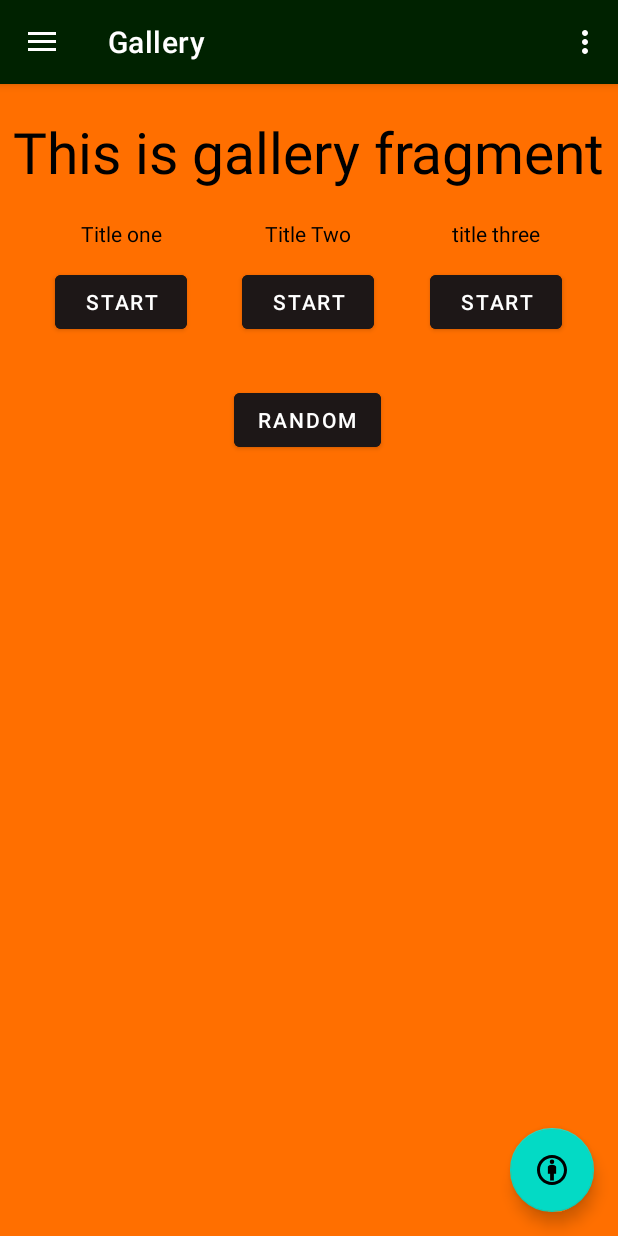
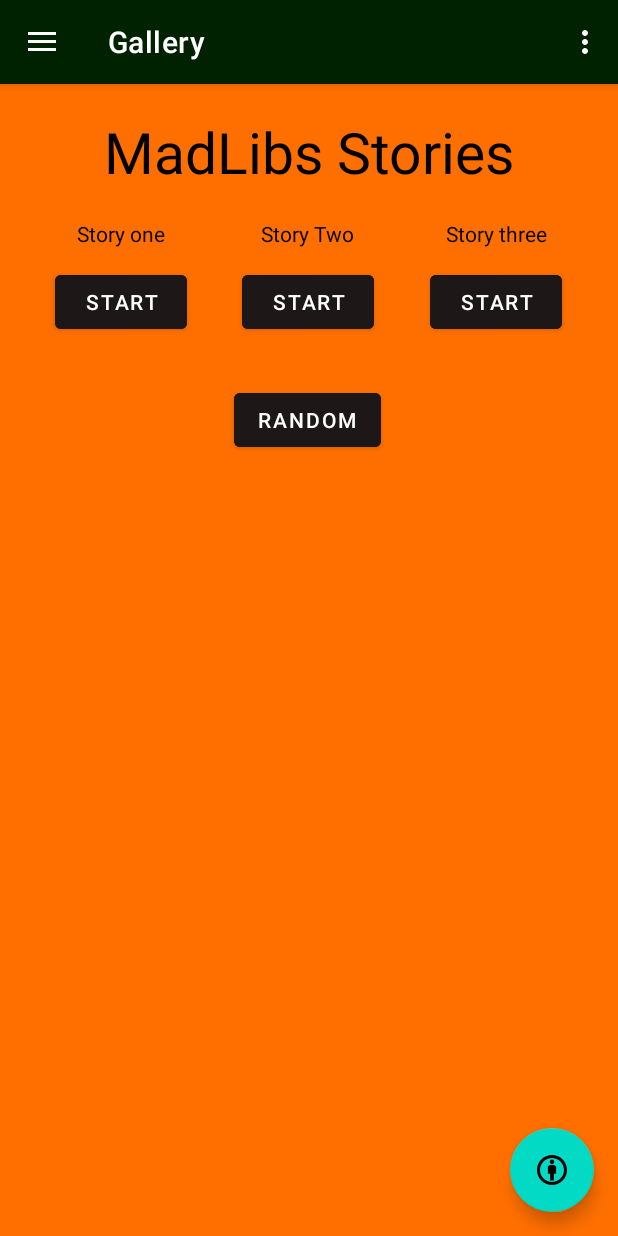
Before and after one commit to ZackAttack-9000/Project-Showcase, an Android app: the screen it shows after launch (MainActivity), in the side drawer, after a tap on "Mad Libs", on a phone screen of 412 x 824 dp. Run offline under Robolectric (Android 15) with nearby library versions, the phone set to English and light mode, and no system bars; our stand-ins replace navigation-ui.

Commit message:
Can't figure out issue with white screen, going to ask for help on this one

```diff
--- a/Project-Showcase/app/src/main/AndroidManifest.xml
+++ b/Project-Showcase/app/src/main/AndroidManifest.xml
@@ -24,7 +24,7 @@
             </intent-filter>
         </activity>
         <activity
-            android:name=".ui.StoryOneInput.StoryOneInput"
+            android:name=".ui.StoryOneInput.StoryOneInputAppCompat"
             android:exported="true"
             android:theme="@style/Theme.ProjectShowcase.NoActionBar" />
         <activity
@@ -35,9 +35,6 @@
             android:name=".ui.StoryThreeInput.StoryThreeInput"
             android:exported="true"
             android:theme="@style/Theme.ProjectShowcase.NoActionBar" />
-
-
-
     </application>
 
 </manifest>
--- a/Project-Showcase/app/src/main/java/com/example/projectshowcase/ui/StoryOneInput/StoryOneInputViewModel.java
+++ b/Project-Showcase/app/src/main/java/com/example/projectshowcase/ui/StoryOneInput/StoryOneInputViewModel.java
@@ -1,7 +1,10 @@
 package com.example.projectshowcase.ui.StoryOneInput;
 
+import androidx.lifecycle.LiveData;
+import androidx.lifecycle.MutableLiveData;
 import androidx.lifecycle.ViewModel;
 
 public class StoryOneInputViewModel extends ViewModel {
     // TODO: Implement the ViewModel
+
 }
--- a/Project-Showcase/app/src/main/java/com/example/projectshowcase/ui/gallery/GalleryFragment.java
+++ b/Project-Showcase/app/src/main/java/com/example/projectshowcase/ui/gallery/GalleryFragment.java
@@ -10,18 +10,16 @@ import android.widget.TextView;
 
 import java.util.Random;
 import androidx.annotation.NonNull;
+import androidx.annotation.Nullable;
 import androidx.fragment.app.Fragment;
 import androidx.lifecycle.ViewModelProvider;
 
 import com.example.projectshowcase.R;
 import com.example.projectshowcase.databinding.FragmentGalleryBinding;
-import com.example.projectshowcase.ui.StoryOneInput.StoryOneInput;
+import com.example.projectshowcase.ui.StoryOneInput.StoryOneInputAppCompat;
 import com.example.projectshowcase.ui.StoryThreeInput.StoryThreeInput;
 import com.example.projectshowcase.ui.StoryTwoInput.StoryTwoInput;
-import com.example.projectshowcase.ui.home.HomeFragment;
 import com.google.android.material.snackbar.Snackbar;
-
-import java.util.Random;
 
 public class GalleryFragment extends Fragment {
 
@@ -40,6 +38,14 @@ public class GalleryFragment extends Fragment {
         return root;
     }
 
+
+    @Override
+    public void onViewCreated(@NonNull View view, @Nullable Bundle savedInstanceState) {
+        super.onViewCreated(view, savedInstanceState);
+
+        SelectWords();
+    }
+
     public void SelectWords(){
         Button StartOne = requireView().findViewById(R.id.button2);
         Button StartTwo = requireView().findViewById(R.id.button);
@@ -47,7 +53,7 @@ public class GalleryFragment extends Fragment {
         Button StartThree = requireView().findViewById(R.id.button4);
 
         StartOne.setOnClickListener(v -> {
-            Intent InputWordsOne = new Intent(getActivity(), StoryOneInput.class);
+            Intent InputWordsOne = new Intent(getActivity(), StoryOneInputAppCompat.class);
             startActivity(InputWordsOne);
         });
 
@@ -65,7 +71,7 @@ public class GalleryFragment extends Fragment {
             Random RandInt = new Random();
             int StoryPick = RandInt.nextInt(5);
             if(StoryPick < 1){
-                Intent InputWordsOne = new Intent(getActivity(), StoryOneInput.class);
+                Intent InputWordsOne = new Intent(getActivity(), StoryOneInputAppCompat.class);
                 startActivity(InputWordsOne);
             }
             else if(StoryPick < 3){
--- a/Project-Showcase/app/src/main/java/com/example/projectshowcase/ui/gallery/GalleryViewModel.java
+++ b/Project-Showcase/app/src/main/java/com/example/projectshowcase/ui/gallery/GalleryViewModel.java
@@ -10,7 +10,7 @@ public class GalleryViewModel extends ViewModel {
 
     public GalleryViewModel() {
         mText = new MutableLiveData<>();
-        mText.setValue("This is gallery fragment");
+        mText.setValue("MadLibs Stories");
     }
 
     public LiveData<String> getText() {
--- a/Project-Showcase/app/src/main/java/com/example/projectshowcase/ui/home/HomeFragment.java
+++ b/Project-Showcase/app/src/main/java/com/example/projectshowcase/ui/home/HomeFragment.java
@@ -7,6 +7,7 @@ import android.view.ViewGroup;
 import android.widget.TextView;
 
 import androidx.annotation.NonNull;
+import androidx.constraintlayout.widget.ConstraintLayout;
 import androidx.fragment.app.Fragment;
 import androidx.lifecycle.ViewModelProvider;
 
@@ -18,15 +19,12 @@ public class HomeFragment extends Fragment {
 
     public View onCreateView(@NonNull LayoutInflater inflater,
                              ViewGroup container, Bundle savedInstanceState) {
-        HomeViewModel homeViewModel =
+
                 new ViewModelProvider(this).get(HomeViewModel.class);
 
         binding = FragmentHomeBinding.inflate(inflater, container, false);
-        View root = binding.getRoot();
 
-        final TextView textView = binding.textView3;
-        homeViewModel.getText().observe(getViewLifecycleOwner(), textView::setText);
-        return root;
+        return binding.getRoot();
     }
 
     @Override
--- a/Project-Showcase/app/src/main/java/com/example/projectshowcase/ui/home/HomeViewModel.java
+++ b/Project-Showcase/app/src/main/java/com/example/projectshowcase/ui/home/HomeViewModel.java
@@ -6,14 +6,4 @@ import androidx.lifecycle.ViewModel;
 
 public class HomeViewModel extends ViewModel {
 
-    private final MutableLiveData<String> mText;
-
-    public HomeViewModel() {
-        mText = new MutableLiveData<>();
-        mText.setValue("This is home fragment");
-    }
-
-    public LiveData<String> getText() {
-        return mText;
-    }
 }
--- a/Project-Showcase/app/src/main/res/layout/fragment_gallery.xml
+++ b/Project-Showcase/app/src/main/res/layout/fragment_gallery.xml
@@ -12,7 +12,6 @@
         android:layout_width="wrap_content"
         android:layout_height="wrap_content"
         android:backgroundTint="#1D1717"
-        android:onClick="SelectWords"
         android:text="Start"
         app:layout_constraintBottom_toBottomOf="@+id/button"
         app:layout_constraintEnd_toStartOf="@+id/button"
@@ -72,7 +71,7 @@
         android:id="@+id/title1"
         android:layout_width="wrap_content"
         android:layout_height="wrap_content"
-        android:text="Title one"
+        android:text="Story one"
         android:textColor="#000000"
         app:layout_constraintBottom_toBottomOf="@+id/title2"
         app:layout_constraintEnd_toEndOf="@+id/button2"
@@ -83,7 +82,7 @@
         android:id="@+id/title2"
         android:layout_width="wrap_content"
         android:layout_height="wrap_content"
-        android:text="Title Two"
+        android:text="Story Two"
         android:textColor="#000000"
         app:layout_constraintBottom_toBottomOf="parent"
         app:layout_constraintEnd_toEndOf="@+id/button"
@@ -95,7 +94,7 @@
         android:id="@+id/title3"
         android:layout_width="wrap_content"
         android:layout_height="wrap_content"
-        android:text="title three"
+        android:text="Story three"
         android:textColor="#000000"
         app:layout_constraintBottom_toBottomOf="@+id/title2"
         app:layout_constraintEnd_toEndOf="@+id/button4"
--- a/Project-Showcase/app/src/main/res/layout/fragment_story_one_input.xml
+++ b/Project-Showcase/app/src/main/res/layout/fragment_story_one_input.xml
@@ -7,7 +7,7 @@
     android:layout_height="match_parent"
     android:background="#FF6F00"
     tools:ignore="HardcodedText"
-    tools:context=".ui.StoryOneInput.StoryOneInput">
+    tools:context=".ui.StoryOneInput.StoryOneInputAppCompat">
 
     <LinearLayout
         android:layout_width="fill_parent"
```
Also changed, not shown: Project-Showcase/app/src/main/java/com/example/projectshowcase/ui/StoryOneInput/StoryOneInput.java (deleted, +0 -77 lines), Project-Showcase/app/src/main/java/com/example/projectshowcase/ui/StoryOneInput/StoryOneInputAppCompat.java (added, +49 -0 lines).
